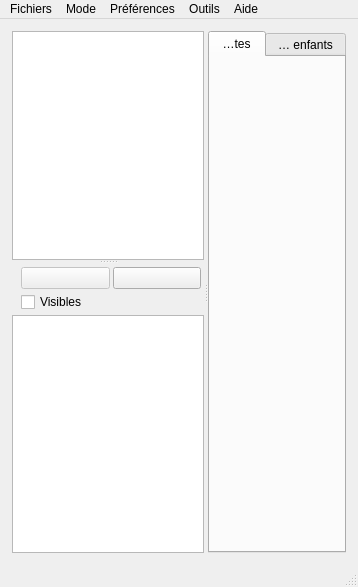
Above: Lamia/dialog/InspectionDigue_windowwidget_base.ui from Artelia/Lamia before the change. Below: the same form after it.
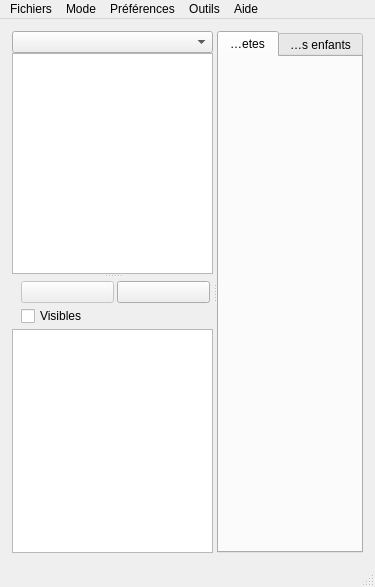
That is the form after the change. Icons and pictures are not drawn.

Patch:
```diff
--- a/Lamia/dialog/InspectionDigue_windowwidget_base.ui
+++ b/Lamia/dialog/InspectionDigue_windowwidget_base.ui
@@ -6,7 +6,7 @@
    <rect>
     <x>0</x>
     <y>0</y>
-    <width>358</width>
+    <width>375</width>
     <height>587</height>
    </rect>
   </property>
@@ -95,6 +95,9 @@
                <property name="margin">
                 <number>0</number>
                </property>
+               <item>
+                <widget class="QComboBox" name="comboBox_style"/>
+               </item>
                <item>
                 <widget class="QTreeWidget" name="MaintreeWidget">
                  <property name="sizePolicy">
@@ -220,7 +223,7 @@
                     </property>
                    </widget>
                   </item>
-                  <item row="1" column="0" colspan="2">
+                  <item row="2" column="0" colspan="2">
                    <widget class="QCheckBox" name="checkBox_onlyvisible">
                     <property name="text">
                      <string>Visibles</string>
@@ -364,7 +367,7 @@
     <rect>
      <x>0</x>
      <y>0</y>
-     <width>358</width>
+     <width>375</width>
      <height>21</height>
     </rect>
    </property>
```
